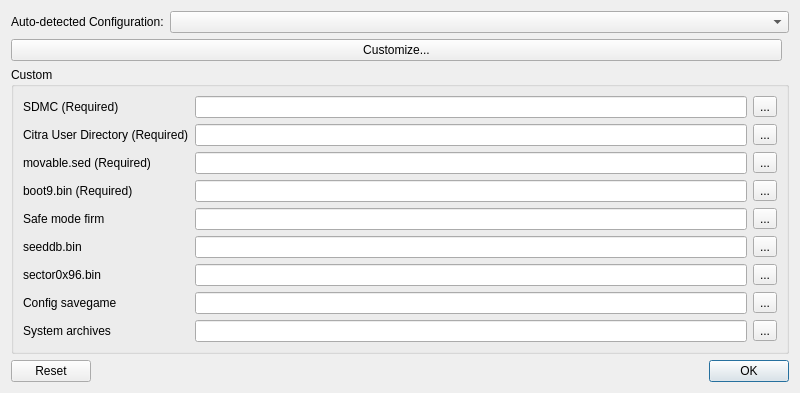
Old version of the form src/frontend/main.ui in the repository zhaowenlan1779/threeSD.
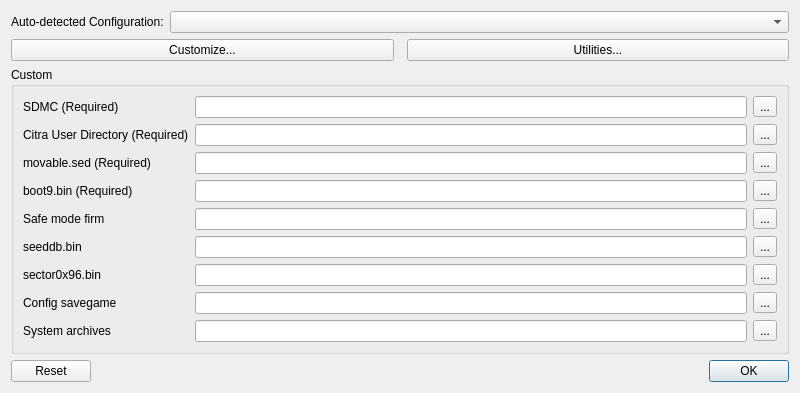
New version of the form.

Commit message: frontend: Add utilities

```diff
--- a/src/frontend/main.ui
+++ b/src/frontend/main.ui
@@ -51,6 +51,13 @@
        </property>
       </spacer>
      </item>
+     <item>
+      <widget class="QPushButton" name="utilitiesButton">
+       <property name="text">
+        <string>Utilities...</string>
+       </property>
+      </widget>
+     </item>
     </layout>
    </item>
    <item>
```
The commit also changes 9 other files.
